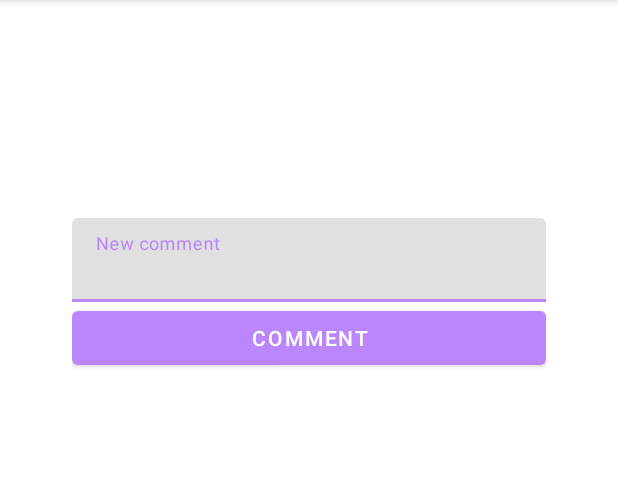
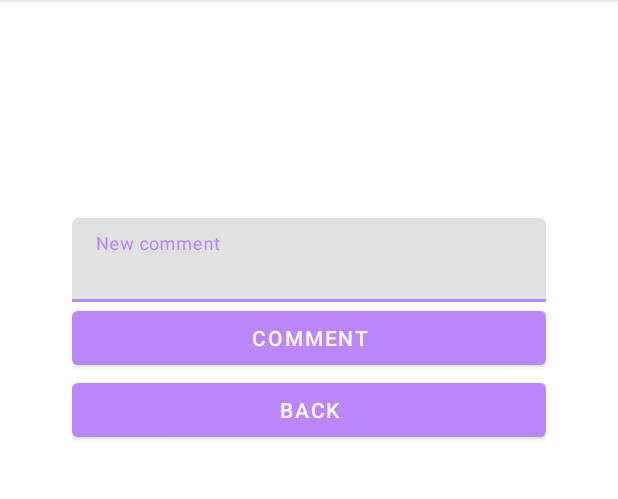
Before and after one commit to wynjardi/MobdeveFinalProj, an Android app: the ForumPostActivity screen opened directly, with no data from a screen before it, on a phone screen of 412 x 824 dp, the part 84-583 px from its top. Run offline under Robolectric (Android 15) with nearby library versions, the light colour scheme and no system bars; our stand-ins replace Firebase (no records; nobody signed in at launch, a user with empty details on screens opened directly); 4 statements that could not run were skipped.

Commit message:
comment put back

```diff
--- a/app/src/main/java/com/mobdeve/jardiniano/see/ForumPostActivity.kt
+++ b/app/src/main/java/com/mobdeve/jardiniano/see/ForumPostActivity.kt
@@ -92,5 +92,9 @@ class ForumPostActivity : AppCompatActivity() {
 
         }
 
+        binding.backBtn.setOnClickListener {
+            onBackPressed()
+        }
+
     }
 }
--- a/app/src/main/res/layout/activity_forum_post.xml
+++ b/app/src/main/res/layout/activity_forum_post.xml
@@ -65,6 +65,14 @@
             app:layout_constraintTop_toBottomOf="@+id/comment_input_layout"
             tools:layout_editor_absoluteX="48dp" />
 
+        <Button
+            android:id="@+id/backBtn"
+            android:layout_width="match_parent"
+            android:layout_height="wrap_content"
+            android:text="BACK"
+            app:layout_constraintTop_toBottomOf="@+id/button"
+            tools:layout_editor_absoluteX="48dp" />
+
         <androidx.recyclerview.widget.RecyclerView
             android:id="@+id/comment_recycler_view"
             android:layout_width="match_parent"
@@ -72,7 +80,7 @@
             android:layout_marginTop="24dp"
             android:clipToPadding="false"
             android:paddingBottom="50dp"
-            app:layout_constraintTop_toBottomOf="@+id/button"
+            app:layout_constraintTop_toBottomOf="@+id/backBtn"
             tools:layout_editor_absoluteX="48dp" />
 
 </androidx.constraintlayout.widget.ConstraintLayout>
```
